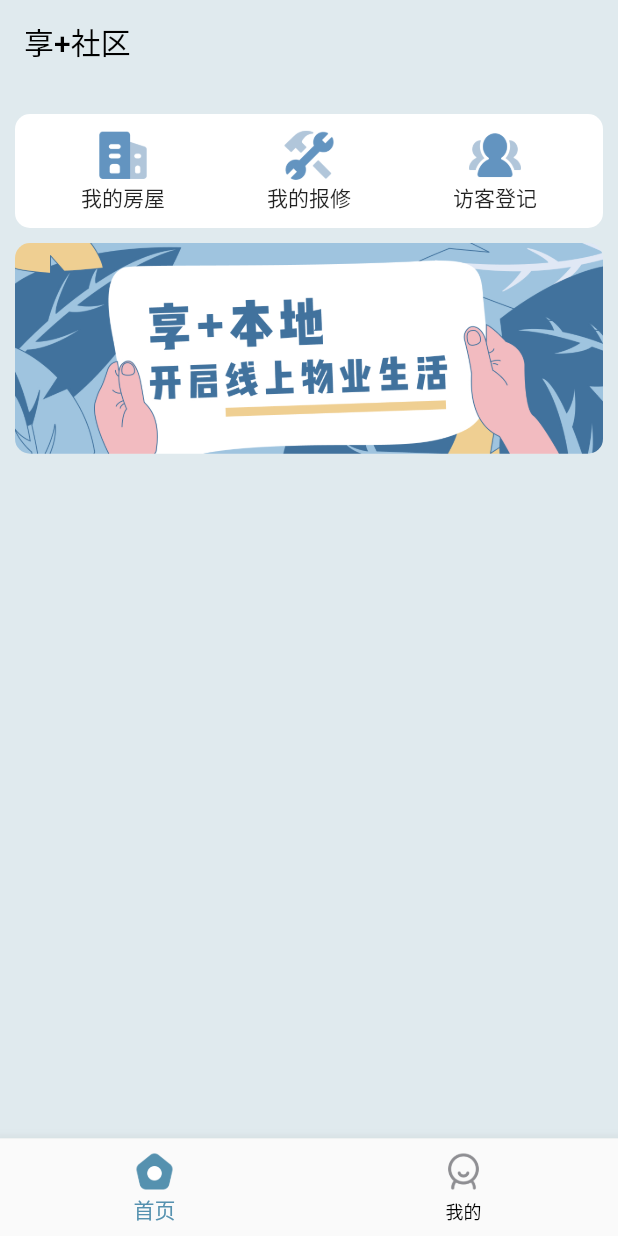
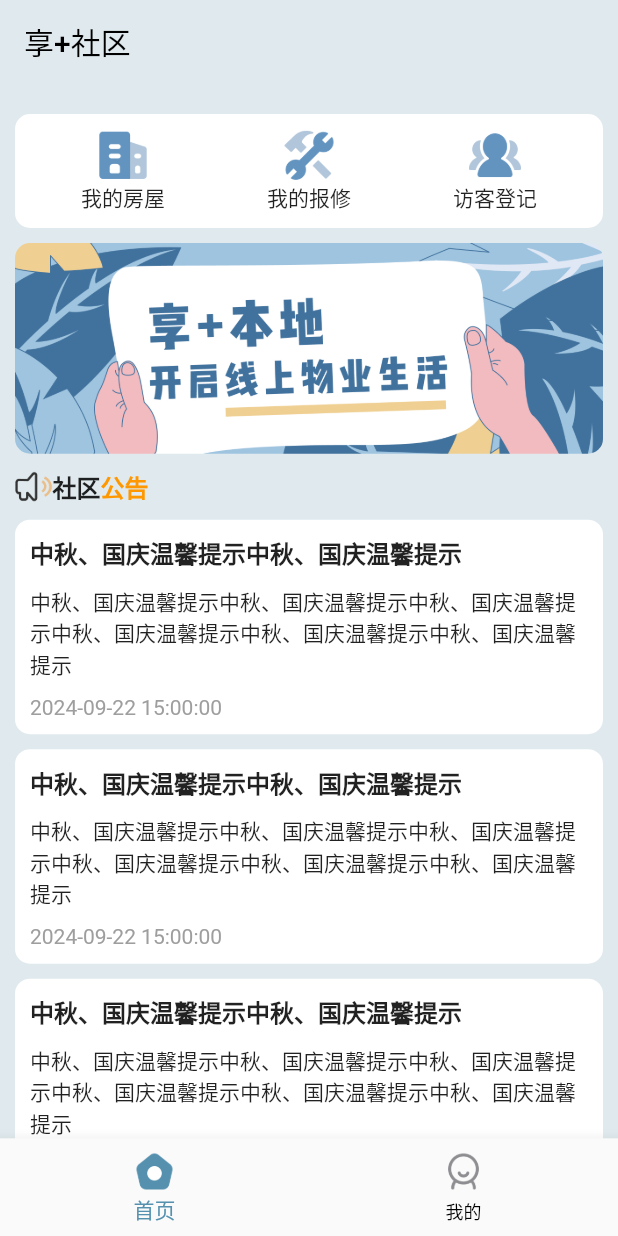
Before and after one commit to Hyricane/flutter_enjoy_plus, a Flutter app: the screen it shows after launch, on a phone screen of 412 x 824 dp. Run offline on Flutter 3.47's test engine with Material 2 defaults, Android fonts, the light colour scheme and no system bars.

Commit message:
搭建HomeNotifyList

```diff
--- /dev/null
+++ b/lib/pages/home/home_notify_list.dart
@@ -0,0 +1,103 @@
+import 'package:flutter/material.dart';
+
+class HomeNotifyList extends StatefulWidget {
+  const HomeNotifyList({Key? key}) : super(key: key);
+
+  @override
+  _HomeNotifyListState createState() => _HomeNotifyListState();
+}
+
+class _HomeNotifyListState extends State<HomeNotifyList> {
+  // 现在是假数据 一会请求后端获取真实数据即可
+  List notifyList = [
+    {
+      'title': '中秋、国庆温馨提示中秋、国庆温馨提示',
+      'content': '中秋、国庆温馨提示中秋、国庆温馨提示中秋、国庆温馨提示中秋、国庆温馨提示中秋、国庆温馨提示中秋、国庆温馨提示',
+      'createdAt': '2024-09-22 15:00:00',
+    },
+    {
+      'title': '中秋、国庆温馨提示中秋、国庆温馨提示',
+      'content': '中秋、国庆温馨提示中秋、国庆温馨提示中秋、国庆温馨提示中秋、国庆温馨提示中秋、国庆温馨提示中秋、国庆温馨提示',
+      'createdAt': '2024-09-22 15:00:00',
+    },
+    {
+      'title': '中秋、国庆温馨提示中秋、国庆温馨提示',
+      'content': '中秋、国庆温馨提示中秋、国庆温馨提示中秋、国庆温馨提示中秋、国庆温馨提示中秋、国庆温馨提示中秋、国庆温馨提示',
+      'createdAt': '2024-09-22 15:00:00',
+    },
+  ];
+
+  List<Widget> _getRowChildren() {
+    return [
+      // 图片
+      Image.asset(
+        'assets/images/notice@2x.png',
+        width: 25,
+      ),
+      // 文字
+      Text(
+        '社区',
+        style: TextStyle(fontSize: 16, fontWeight: FontWeight.bold),
+      ),
+      Text(
+        '公告',
+        style: TextStyle(
+            fontSize: 16, fontWeight: FontWeight.bold, color: Colors.orange),
+      ),
+    ];
+  }
+
+  List<Widget> _getListViewChildren() {
+    return notifyList.map((item) {
+      return GestureDetector(
+        child: Container(
+          margin: EdgeInsets.only(top: 10),
+          padding: EdgeInsets.all(10),
+          decoration: BoxDecoration(
+              borderRadius: BorderRadius.circular(10), color: Colors.white),
+          child: Column(
+            crossAxisAlignment: CrossAxisAlignment.start,
+            children: [
+              Text(
+                item['title'],
+                style: TextStyle(fontSize: 16, fontWeight: FontWeight.bold),
+              ),
+              SizedBox(
+                height: 10,
+              ),
+              Text(item['content']),
+              SizedBox(
+                height: 10,
+              ),
+              Text(
+                item['createdAt'],
+                style: TextStyle(color: Colors.grey),
+              ),
+            ],
+          ),
+        ),
+        onTap: () {
+          // Navigator.pushNamed(context, '/notifyDetail');
+        },
+      );
+    }).toList();
+  }
+
+  @override
+  Widget build(BuildContext context) {
+    return Container(
+      margin: EdgeInsets.only(top: 10, bottom: 10),
+      child: Column(children: [
+        Row(
+          children: _getRowChildren(),
+        ),
+        // Expanded(child: child),
+        ListView(
+          shrinkWrap: true, // 根据内容确定ListView的高度
+          physics: const NeverScrollableScrollPhysics(), // 禁止内层滚动  外层有滚动
+          children: _getListViewChildren(),
+        ),
+      ]),
+    );
+  }
+}
--- a/lib/pages/home/home_page.dart
+++ b/lib/pages/home/home_page.dart
@@ -1,5 +1,6 @@
 import 'dart:math';
 
+import 'package:enjoy_plus_flutter_7/pages/home/home_notify_list.dart';
 import 'package:flutter/material.dart';
 
 import 'home_nav.dart';
@@ -34,8 +35,9 @@ class _HomePageState extends State<HomePage> {
             'assets/images/banner@2x.jpg',
             fit: BoxFit.cover,
           ),
-        )
+        ),
         // 公告区
+        HomeNotifyList()
       ]),
     );
   }
```
